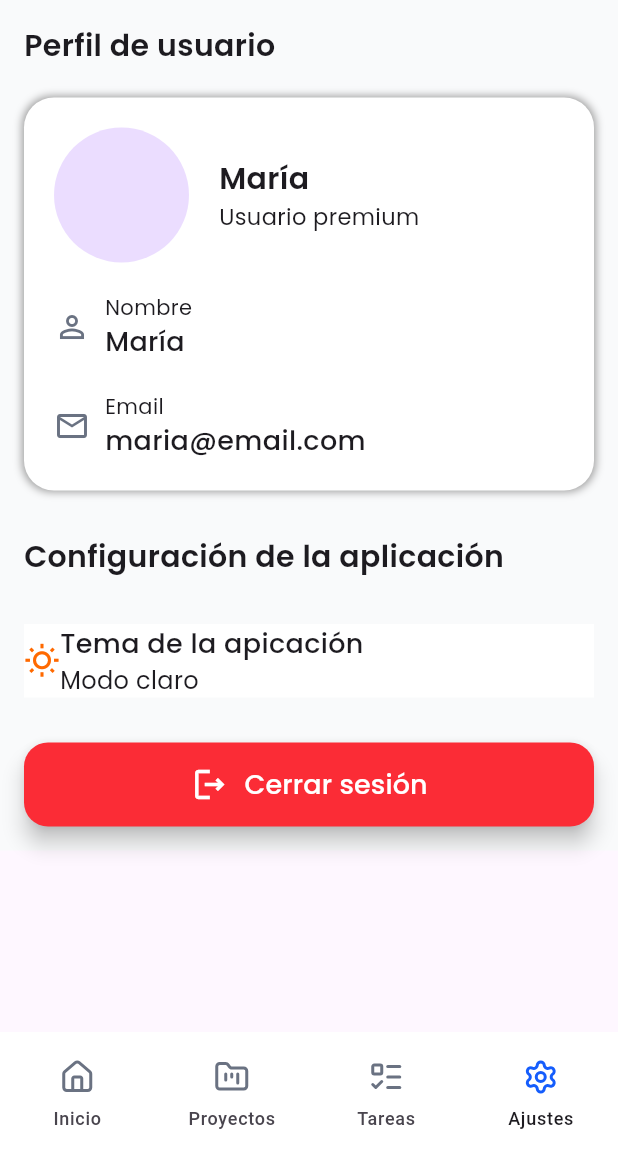
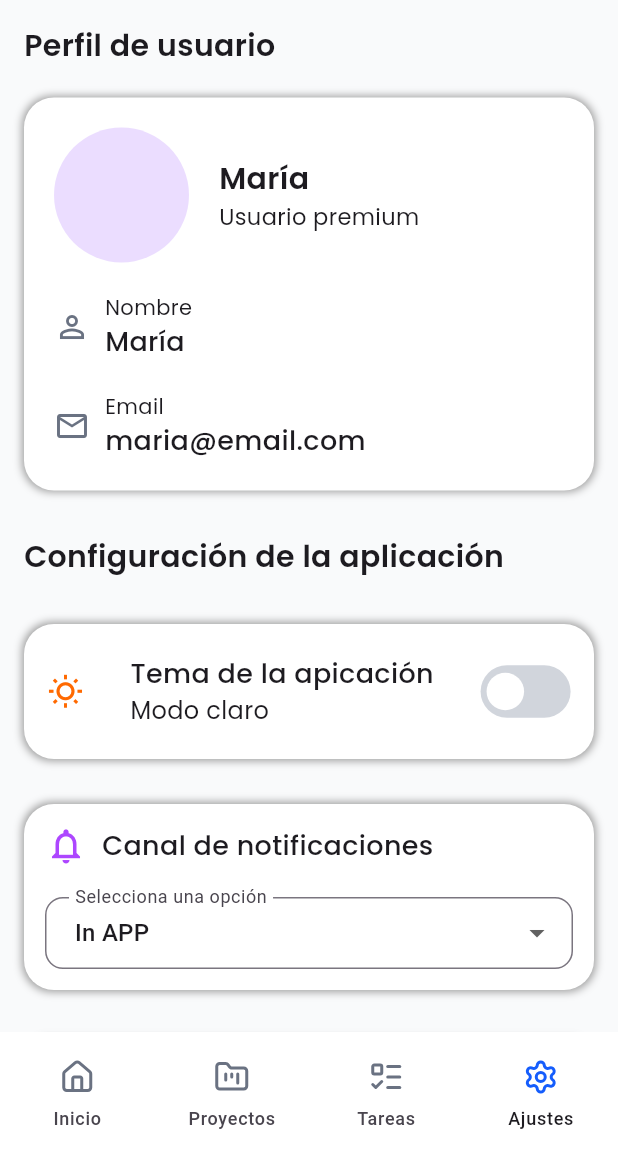
Before and after one commit to AlvLazCas06/Precious-Time-Mobile, a Flutter app: the HomePageView screen opened by its route, item 4 of the bottom bar chosen, on a phone screen of 412 x 824 dp, the part 84-1236 px from its top. Run offline on Flutter 3.47's test engine with Material 3 defaults, Android fonts, the phone set to English and light mode, and no system bars; drawn by our look-alikes of flutter_switch; our stand-ins replace flutter_svg, google_fonts.

Commit message:
Finalizado a nivel estatico el home page view

```diff
--- a/precious_time_mobile/lib/features/home/ui/home_page_view.dart
+++ b/precious_time_mobile/lib/features/home/ui/home_page_view.dart
@@ -1,5 +1,6 @@
 import 'package:flutter/material.dart';
 import 'package:flutter_svg/svg.dart';
+import 'package:flutter_switch/flutter_switch.dart';
 import 'package:google_fonts/google_fonts.dart';
 import 'package:precious_time_mobile/features/home/ui/active_projects.dart';
 import 'package:precious_time_mobile/features/home/ui/app_bar_precious_time.dart';
@@ -17,6 +18,7 @@ class HomePageView extends StatefulWidget {
 
 class _HomePageViewState extends State<HomePageView> {
   int currentPageIndex = 0;
+  bool theme = false;
   @override
   Widget build(BuildContext context) {
     return Scaffold(
@@ -530,19 +532,124 @@ class _HomePageViewState extends State<HomePageView> {
                 ),
                 SizedBox(height: 30),
                 Container(
+                  height: 90,
                   decoration: BoxDecoration(
-                    color: Colors.white
+                    color: Colors.white,
+                    borderRadius: BorderRadius.circular(20),
+                    boxShadow: [
+                      BoxShadow(
+                        color: Colors.grey,
+                        spreadRadius: 1,
+                        blurRadius: 4,
+                        offset: Offset(0, 0),
+                      ),
+                    ],
                   ),
                   child: Row(
+                    mainAxisAlignment: MainAxisAlignment.spaceAround,
                     children: [
-                      Icon(Icons.wb_sunny_outlined, color: Color.fromARGB(255, 255, 105, 0),),
+                      Icon(
+                        Icons.wb_sunny_outlined,
+                        color: Color.fromARGB(255, 255, 105, 0),
+                      ),
                       Column(
                         crossAxisAlignment: CrossAxisAlignment.start,
+                        mainAxisAlignment: MainAxisAlignment.center,
                         children: [
-                          Text('Tema de la apicación', style: GoogleFonts.poppins(fontWeight: FontWeight.w500, fontSize: 18),),
-                          Text('Modo claro', style: GoogleFonts.poppins(fontSize: 16),)
+                          Text(
+                            'Tema de la apicación',
+                            style: GoogleFonts.poppins(
+                              fontWeight: FontWeight.w500,
+                              fontSize: 18,
+                            ),
+                          ),
+                          Text(
+                            'Modo claro',
+                            style: GoogleFonts.poppins(fontSize: 16),
+                          ),
                         ],
-                      )
+                      ),
+                      FlutterSwitch(
+                        value: theme,
+                        width: 60,
+                        activeColor: Color.fromARGB(255, 21, 93, 252),
+                        inactiveColor: Color.fromARGB(255, 209, 213, 220),
+                        onToggle: (val) {
+                          setState(() {
+                            theme = !theme;
+                          });
+                        },
+                      ),
+                    ],
+                  ),
+                ),
+                SizedBox(height: 30),
+                Container(
+                  padding: EdgeInsets.all(14),
+                  decoration: BoxDecoration(
+                    color: Colors.white,
+                    borderRadius: BorderRadius.circular(20),
+                    boxShadow: [
+                      BoxShadow(
+                        color: Colors.grey,
+                        spreadRadius: 1,
+                        blurRadius: 4,
+                        offset: Offset(0, 0),
+                      ),
+                    ],
+                  ),
+                  child: Column(
+                    children: [
+                      Row(
+                        children: [
+                          Icon(
+                            Icons.notifications_outlined,
+                            color: Color.fromARGB(255, 173, 70, 255),
+                            size: 28,
+                          ),
+                          SizedBox(width: 10),
+                          Text(
+                            'Canal de notificaciones',
+                            style: GoogleFonts.poppins(
+                              fontWeight: FontWeight.w500,
+                              fontSize: 18,
+                            ),
+                          ),
+                        ],
+                      ),
+                      SizedBox(height: 20),
+                      DropdownButtonFormField<String>(
+                        value: 'In APP',
+                        decoration: InputDecoration(
+                          labelText: 'Selecciona una opción',
+                          border: OutlineInputBorder(
+                            borderRadius: BorderRadius.circular(12),
+                          ),
+                          contentPadding: EdgeInsets.symmetric(
+                            horizontal: 16,
+                            vertical: 12,
+                          ),
+                        ),
+                        items: <String>['In APP', 'Email']
+                            .map<DropdownMenuItem<String>>((String value) {
+                              return DropdownMenuItem<String>(
+                                value: value,
+                                child: Text(value),
+                              );
+                            })
+                            .toList(),
+                        onChanged: (String? newValue) {
+                          setState(() {
+                            //selectedValue = newValue;
+                          });
+                        },
+                        validator: (value) {
+                          if (value == null || value.isEmpty) {
+                            return 'Por favor selecciona una opción';
+                          }
+                          return null;
+                        },
+                      ),
                     ],
                   ),
                 ),
--- a/precious_time_mobile/pubspec.yaml
+++ b/precious_time_mobile/pubspec.yaml
@@ -36,6 +36,7 @@ dependencies:
   cupertino_icons: ^1.0.8
   flutter_svg: ^2.0.10+1
   google_fonts: ^8.0.0
+  flutter_switch: ^0.3.2
 
 dev_dependencies:
   flutter_test:
```
Also changed, not shown: precious_time_mobile/pubspec.lock.
